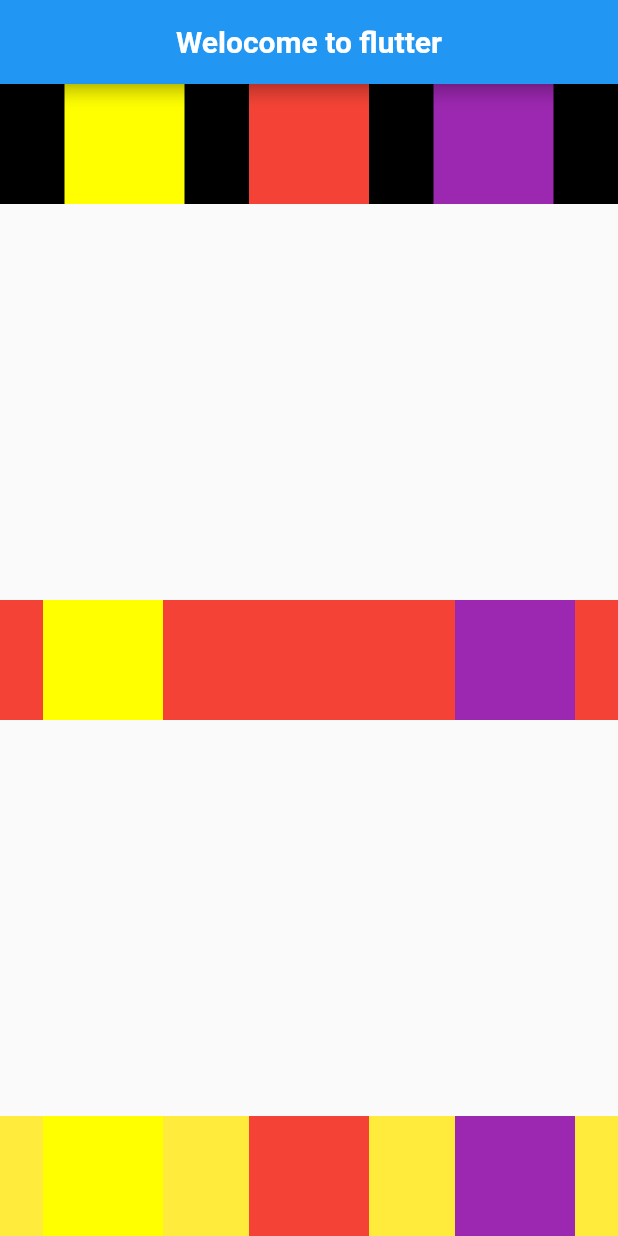
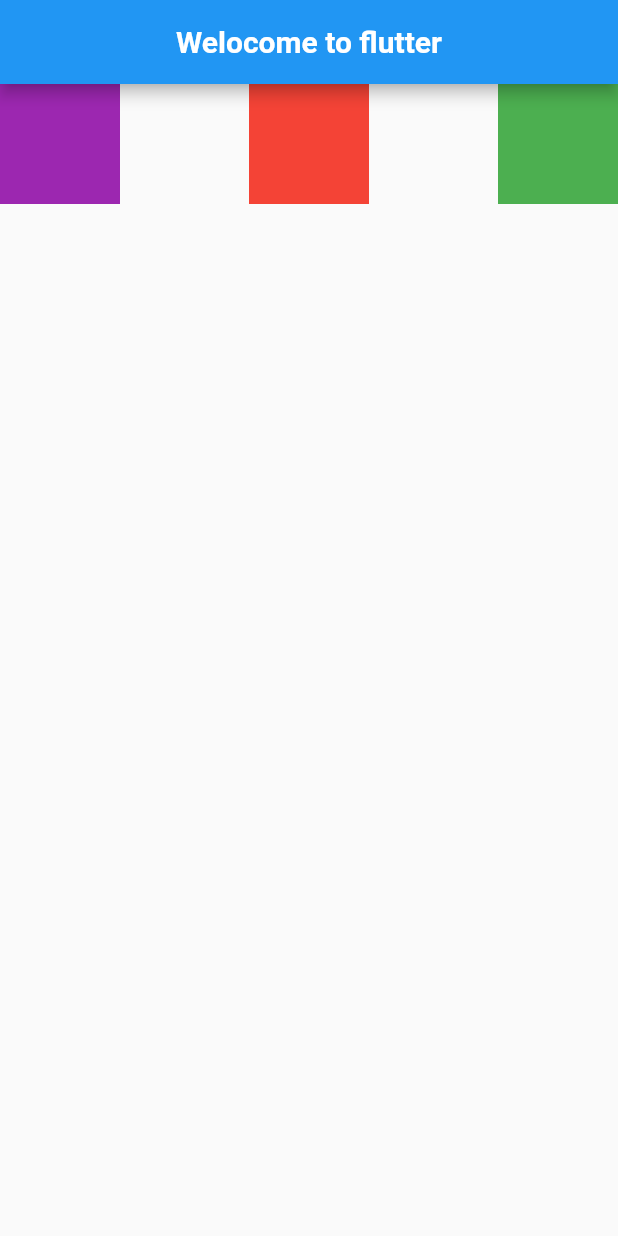
Before and after one commit to smailiAbdelkarim/Flutter-Learning, a Flutter app: the screen it shows after launch, on a phone screen of 412 x 824 dp. Run offline on Flutter 3.47's test engine with Material 2 defaults, Android fonts, the phone set to English and light mode, and no system bars.

Commit message:
using sideBox widget and implementing incide row and column widgets

```diff
--- a/sideBox/lib/main.dart
+++ b/sideBox/lib/main.dart
@@ -18,6 +18,40 @@ class homePage extends StatelessWidget{
   Widget build(BuildContext context) {
 
             return Scaffold(
+              body: Row(
+                mainAxisAlignment: MainAxisAlignment.spaceBetween,
+                children: <Widget>[
+                  SizedBox(
+                    height:80 ,
+                    width: 80,
+                    child: Container(
+                      color:Colors.purple
+                    ),
+                    ),
+                    SizedBox(
+                    height:80 ,
+                    width: 80,
+                    child: Container(
+                      color:Colors.red
+                    ),
+                    ),
+                    SizedBox(
+                    height:80 ,
+                    width: 80,
+                    child: Container(
+                      color:Colors.green
+                    ),
+                    )
+
+
+                ]
+
+
+
+
+
+
+              ,),
               appBar: AppBar(
               centerTitle: true,
               title: Text("Welocome to flutter",
@@ -26,98 +60,7 @@ class homePage extends StatelessWidget{
                    )
                 ),
               ),
-              body:
-                   Column(
-
-                     mainAxisAlignment: MainAxisAlignment.spaceBetween,
-
-                     children: <Widget>[
-                      Container( // Container 1
-                        height:80 ,
-                        width: double.infinity,
-                        color:Colors.black,
-                        child:Row(
-                            mainAxisAlignment: MainAxisAlignment.spaceEvenly,
-                            children: <Widget>[
-
-                            Container(
-                              width:80 ,
-                              height:double.infinity,
-                              color:Colors.yellowAccent
-                              ),
-                            Container(
-                              width:80 ,
-                              height:double.infinity,
-                              color:Colors.red
-                              ),
-                              Container(
-                              width:80 ,
-                              height:double.infinity,
-                              color:Colors.purple
-                              )
-
-                        ],)
-                        ),
-                        Container(
-                          child:Row(
-                              mainAxisAlignment: MainAxisAlignment.spaceAround,
-                            children: <Widget>[
-                                   Container(
-                              width:80 ,
-                              height:double.infinity,
-                              color:Colors.yellowAccent
-                              ),
-                            Container(
-                              width:80 ,
-                              height:double.infinity,
-                              color:Colors.red
-                              ),
-                              Container(
-                              width:80 ,
-                              height:double.infinity,
-                              color:Colors.purple
-                              )
-                            ],
-
-
-
-                          ),//Container 2
-                        height:80 ,
-                        width: double.infinity,
-                        color:Colors.red
-                        ),
-                        Container(
-                          child:Row(
-                              mainAxisAlignment: MainAxisAlignment.spaceAround,
-
-                            children: <Widget>[
-                                   Container(
-                              width:80 ,
-                              height:double.infinity,
-                              color:Colors.yellowAccent
-                              ),
-                            Container(
-                              width:80 ,
-                              height:double.infinity,
-                              color:Colors.red
-                              ),
-                              Container(
-                              width:80 ,
-                              height:double.infinity,
-                              color:Colors.purple
-                              )
-                            ],
-                          ),//container3
-                        height:80 ,
-                        width: double.infinity,
-                        color:Colors.yellow
-                        ),
-              ],)
-
-
-
-                  );
-
+            );
   }
 
 }
```
